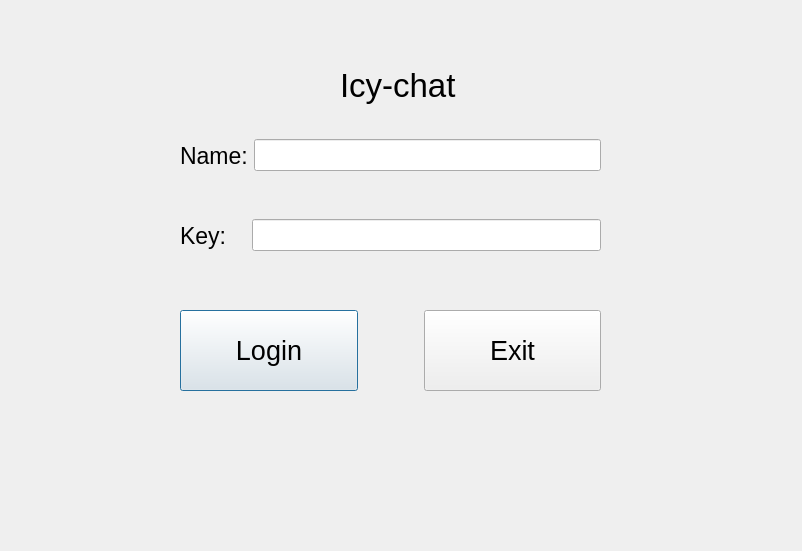
Above: frontend/launcher.ui from Days-gone/Canary before the change. Below: the same form after it.
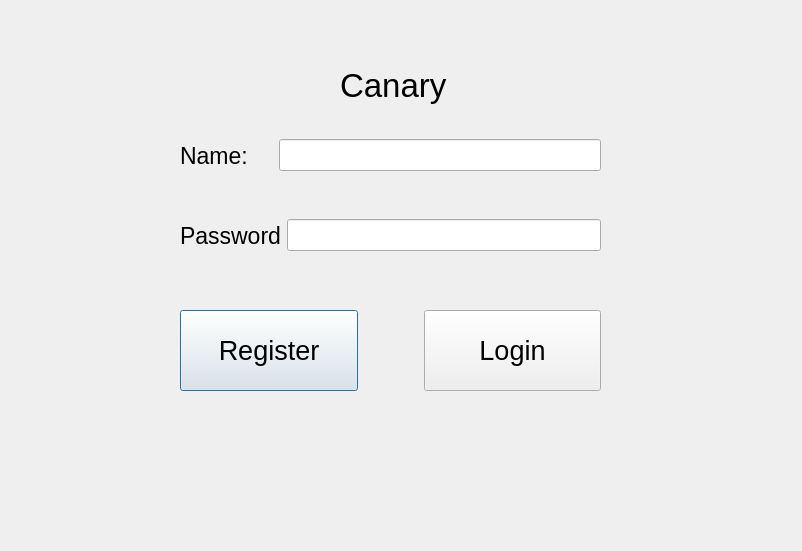
That is the form after the change.

Diff of the .ui file:
```diff
--- a/frontend/launcher.ui
+++ b/frontend/launcher.ui
@@ -28,7 +28,7 @@
     </font>
    </property>
    <property name="text">
-    <string>Icy-chat</string>
+    <string>Canary</string>
    </property>
   </widget>
   <widget class="QWidget" name="horizontalLayoutWidget">
@@ -53,6 +53,22 @@
       </property>
      </widget>
     </item>
+    <item>
+     <spacer name="horizontalSpacer">
+      <property name="orientation">
+       <enum>Qt::Horizontal</enum>
+      </property>
+      <property name="sizeType">
+       <enum>QSizePolicy::Fixed</enum>
+      </property>
+      <property name="sizeHint" stdset="0">
+       <size>
+        <width>25</width>
+        <height>20</height>
+       </size>
+      </property>
+     </spacer>
+    </item>
     <item>
      <widget class="QLineEdit" name="NameInput">
       <property name="font">
@@ -82,26 +98,10 @@
        </font>
       </property>
       <property name="text">
-       <string>Key:</string>
+       <string>Password</string>
       </property>
      </widget>
     </item>
-    <item>
-     <spacer name="horizontalSpacer">
-      <property name="orientation">
-       <enum>Qt::Horizontal</enum>
-      </property>
-      <property name="sizeType">
-       <enum>QSizePolicy::Fixed</enum>
-      </property>
-      <property name="sizeHint" stdset="0">
-       <size>
-        <width>20</width>
-        <height>20</height>
-       </size>
-      </property>
-     </spacer>
-    </item>
     <item>
      <widget class="QLineEdit" name="KeyInput">
       <property name="font">
@@ -127,7 +127,7 @@
    </property>
    <layout class="QHBoxLayout" name="horizontalLayout_3">
     <item>
-     <widget class="QPushButton" name="LoginBtn">
+     <widget class="QPushButton" name="RegiBtn">
       <property name="sizePolicy">
        <sizepolicy hsizetype="Minimum" vsizetype="Expanding">
         <horstretch>0</horstretch>
@@ -140,7 +140,7 @@
        </font>
       </property>
       <property name="text">
-       <string>Login</string>
+       <string>Register</string>
       </property>
      </widget>
     </item>
@@ -161,7 +161,7 @@
      </spacer>
     </item>
     <item>
-     <widget class="QPushButton" name="ExitBtn">
+     <widget class="QPushButton" name="LoginBtn">
       <property name="sizePolicy">
        <sizepolicy hsizetype="Minimum" vsizetype="Expanding">
         <horstretch>0</horstretch>
@@ -174,7 +174,7 @@
        </font>
       </property>
       <property name="text">
-       <string>Exit</string>
+       <string>Login</string>
       </property>
      </widget>
     </item>
```
